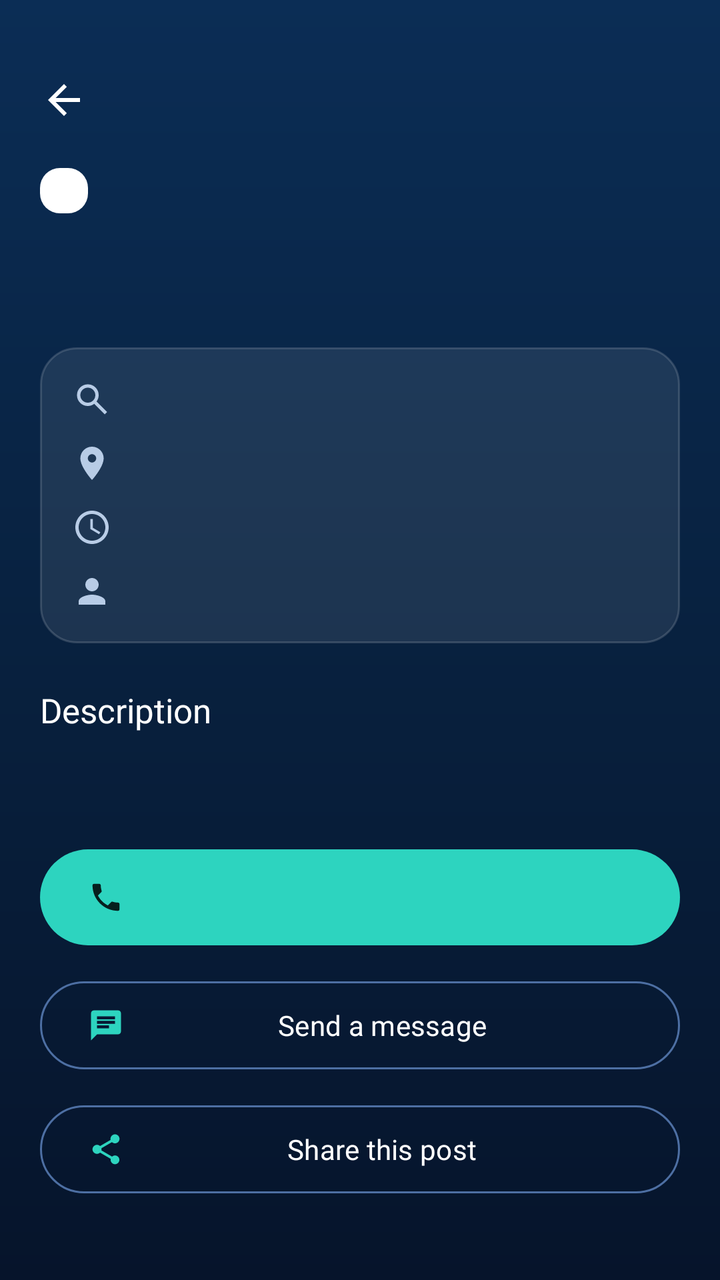
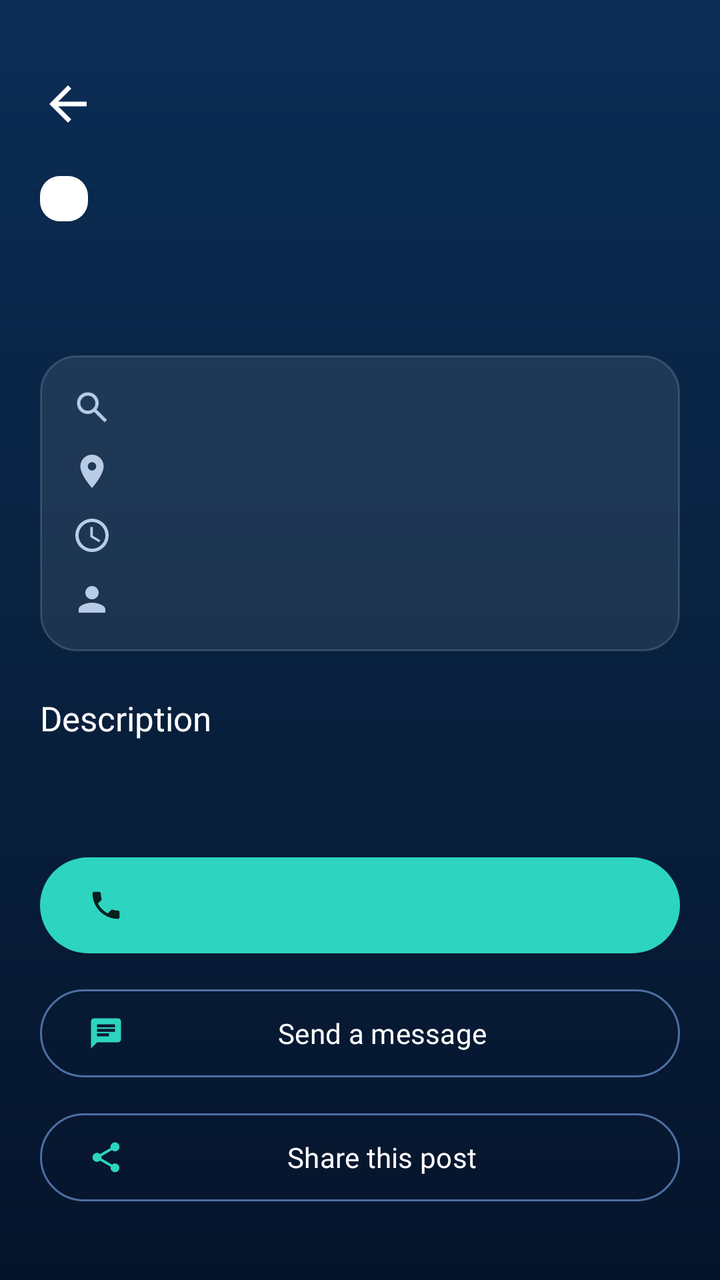

Compare the two renders of this Android layout. The source of the first and the diff that turns it into the second are given below.
<!-- AndroidManifest.xml: application theme Theme.CampusPulse -->
<!-- res/layout/activity_lost_found_detail.xml -->
<?xml version="1.0" encoding="utf-8"?>
<ScrollView xmlns:android="http://schemas.android.com/apk/res/android"
    xmlns:app="http://schemas.android.com/apk/res-auto"
    android:layout_width="match_parent"
    android:layout_height="match_parent"
    android:background="@drawable/bg_dashboard"
    android:fillViewport="true">

    <LinearLayout
        android:layout_width="match_parent"
        android:layout_height="wrap_content"
        android:orientation="vertical"
        android:paddingStart="10dp"
        android:paddingTop="28dp"
        android:paddingEnd="20dp"
        android:paddingBottom="32dp">

        <ImageView
            android:id="@+id/btnBack"
            android:layout_width="44dp"
            android:layout_height="44dp"
            android:background="?attr/selectableItemBackgroundBorderless"
            android:contentDescription="Back"
            android:padding="10dp"
            android:src="@drawable/ic_back" />

        <LinearLayout
            android:layout_width="match_parent"
            android:layout_height="wrap_content"
            android:layout_marginStart="10dp"
            android:layout_marginTop="12dp"
            android:orientation="vertical">

            <LinearLayout
                android:layout_width="wrap_content"
                android:layout_height="wrap_content"
                android:orientation="horizontal">

                <TextView
                    android:id="@+id/tvBadge"
                    android:layout_width="wrap_content"
                    android:layout_height="wrap_content"
                    android:background="@drawable/bg_badge"
                    android:fontFamily="@font/poppins_bold"
                    android:paddingStart="12dp"
                    android:paddingTop="4dp"
                    android:paddingEnd="12dp"
                    android:paddingBottom="4dp"
                    android:textSize="11sp" />

                <TextView
                    android:id="@+id/tvResolved"
                    android:layout_width="wrap_content"
                    android:layout_height="wrap_content"
                    android:layout_marginStart="8dp"
                    android:background="@drawable/bg_badge"
                    android:backgroundTint="#33FFFFFF"
                    android:fontFamily="@font/poppins_bold"
                    android:paddingStart="12dp"
                    android:paddingTop="4dp"
                    android:paddingEnd="12dp"
                    android:paddingBottom="4dp"
                    android:text="RESOLVED ✓"
                    android:textColor="#C3D2EA"
                    android:textSize="11sp"
                    android:visibility="gone" />
            </LinearLayout>

            <TextView
                android:id="@+id/tvTitle"
                android:layout_width="match_parent"
                android:layout_height="wrap_content"
                android:layout_marginTop="14dp"
                android:fontFamily="@font/poppins_bold"
                android:textColor="#FFFFFF"
                android:textSize="26sp" />

            <LinearLayout
                android:layout_width="match_parent"
                android:layout_height="wrap_content"
                android:layout_marginTop="18dp"
                android:background="@drawable/bg_notice_item"
                android:orientation="vertical"
                android:padding="16dp">

                <LinearLayout
                    android:layout_width="match_parent"
                    android:layout_height="wrap_content"
                    android:gravity="center_vertical"
                    android:orientation="horizontal">

                    <ImageView
                        android:layout_width="20dp"
                        android:layout_height="20dp"
                        android:importantForAccessibility="no"
                        android:src="@drawable/ic_lost_found"
                        app:tint="#B8CCE6" />

                    <TextView
                        android:id="@+id/tvCategory"
                        android:layout_width="0dp"
                        android:layout_height="wrap_content"
                        android:layout_marginStart="12dp"
                        android:layout_weight="1"
                        android:fontFamily="@font/poppins_regular"
                        android:textColor="#FFFFFF"
                        android:textSize="14sp" />
                </LinearLayout>

                <LinearLayout
                    android:layout_width="match_parent"
                    android:layout_height="wrap_content"
                    android:layout_marginTop="12dp"
                    android:gravity="center_vertical"
                    android:orientation="horizontal">

                    <ImageView
                        android:layout_width="20dp"
                        android:layout_height="20dp"
                        android:importantForAccessibility="no"
                        android:src="@drawable/ic_place" />

                    <TextView
                        android:id="@+id/tvLocation"
                        android:layout_width="0dp"
                        android:layout_height="wrap_content"
                        android:layout_marginStart="12dp"
                        android:layout_weight="1"
                        android:fontFamily="@font/poppins_regular"
                        android:textColor="#FFFFFF"
                        android:textSize="14sp" />
                </LinearLayout>

                <LinearLayout
                    android:layout_width="match_parent"
                    android:layout_height="wrap_content"
                    android:layout_marginTop="12dp"
                    android:gravity="center_vertical"
                    android:orientation="horizontal">

                    <ImageView
                        android:layout_width="20dp"
                        android:layout_height="20dp"
                        android:importantForAccessibility="no"
                        android:src="@drawable/ic_clock" />

                    <TextView
                        android:id="@+id/tvDate"
                        android:layout_width="0dp"
                        android:layout_height="wrap_content"
                        android:layout_marginStart="12dp"
                        android:layout_weight="1"
                        android:fontFamily="@font/poppins_regular"
                        android:textColor="#FFFFFF"
                        android:textSize="14sp" />
                </LinearLayout>

                <LinearLayout
                    android:layout_width="match_parent"
                    android:layout_height="wrap_content"
                    android:layout_marginTop="12dp"
                    android:gravity="center_vertical"
                    android:orientation="horizontal">

                    <ImageView
                        android:layout_width="20dp"
                        android:layout_height="20dp"
                        android:importantForAccessibility="no"
                        android:src="@drawable/ic_person" />

                    <TextView
                        android:id="@+id/tvPoster"
                        android:layout_width="0dp"
                        android:layout_height="wrap_content"
                        android:layout_marginStart="12dp"
                        android:layout_weight="1"
                        android:fontFamily="@font/poppins_regular"
                        android:textColor="#FFFFFF"
                        android:textSize="14sp" />
                </LinearLayout>
            </LinearLayout>

            <TextView
                android:layout_width="wrap_content"
                android:layout_height="wrap_content"
                android:layout_marginTop="22dp"
                android:fontFamily="@font/poppins_bold"
                android:text="Description"
                android:textColor="#FFFFFF"
                android:textSize="17sp" />

            <TextView
                android:id="@+id/tvDescription"
                android:layout_width="match_parent"
                android:layout_height="wrap_content"
                android:layout_marginTop="8dp"
                android:fontFamily="@font/poppins_regular"
                android:lineSpacingExtra="6dp"
                android:textColor="#E3ECFA"
                android:textIsSelectable="true"
                android:textSize="15sp" />

            <LinearLayout
                android:id="@+id/contactGroup"
                android:layout_width="match_parent"
                android:layout_height="wrap_content"
                android:layout_marginTop="26dp"
                android:orientation="vertical">

                <com.google.android.material.button.MaterialButton
                    android:id="@+id/btnCall"
                    android:layout_width="match_parent"
                    android:layout_height="56dp"
                    android:fontFamily="@font/poppins_bold"
                    android:textAllCaps="false"
                    android:textColor="#06201E"
                    android:textSize="16sp"
                    app:backgroundTint="#2DD4BF"
                    app:cornerRadius="28dp"
                    app:icon="@drawable/ic_phone"
                    app:iconTint="#06201E" />

                <com.google.android.material.button.MaterialButton
                    android:id="@+id/btnSms"
                    style="@style/Widget.Material3.Button.OutlinedButton"
                    android:layout_width="match_parent"
                    android:layout_height="52dp"
                    android:layout_marginTop="10dp"
                    android:fontFamily="@font/poppins_bold"
                    android:text="Send a message"
                    android:textAllCaps="false"
                    android:textColor="#FFFFFF"
                    app:cornerRadius="26dp"
                    app:icon="@drawable/ic_sms"
                    app:iconTint="#2DD4BF"
                    app:strokeColor="#4D6FA3" />
            </LinearLayout>

            <com.google.android.material.button.MaterialButton
                android:id="@+id/btnShare"
                style="@style/Widget.Material3.Button.OutlinedButton"
                android:layout_width="match_parent"
                android:layout_height="52dp"
                android:layout_marginTop="10dp"
                android:fontFamily="@font/poppins_bold"
                android:text="Share this post"
                android:textAllCaps="false"
                android:textColor="#FFFFFF"
                app:cornerRadius="26dp"
                app:icon="@drawable/ic_share"
                app:iconTint="#2DD4BF"
                app:strokeColor="#4D6FA3" />

            <com.google.android.material.button.MaterialButton
                android:id="@+id/btnResolve"
                android:layout_width="match_parent"
                android:layout_height="56dp"
                android:layout_marginTop="16dp"
                android:fontFamily="@font/poppins_bold"
                android:textAllCaps="false"
                android:textColor="#06201E"
                android:textSize="16sp"
                android:visibility="gone"
                app:backgroundTint="#34D399"
                app:cornerRadius="28dp"
                app:icon="@drawable/ic_check"
                app:iconTint="#06201E" />

            <com.google.android.material.button.MaterialButton
                android:id="@+id/btnDelete"
                style="@style/Widget.Material3.Button.OutlinedButton"
                android:layout_width="match_parent"
                android:layout_height="52dp"
                android:layout_marginTop="10dp"
                android:fontFamily="@font/poppins_bold"
                android:text="Delete this post"
                android:textAllCaps="false"
                android:textColor="#FF8A95"
                android:visibility="gone"
                app:cornerRadius="26dp"
                app:strokeColor="#80D44458" />
        </LinearLayout>
    </LinearLayout>
</ScrollView>
<!-- resources referenced by this layout -->
<resources>
  <!-- drawable bg_badge (drawable) -->
  <shape xmlns:android="http://schemas.android.com/apk/res/android">
      <solid android:color="#FFFFFF" />
      <corners android:radius="10dp" />
  </shape>
  <!-- drawable bg_dashboard (drawable) -->
  <shape xmlns:android="http://schemas.android.com/apk/res/android">
      <gradient android:startColor="#0B2D55" android:centerColor="#08213F"
          android:endColor="#06142B" android:angle="270" />
  </shape>
  <!-- drawable bg_notice_item (drawable) -->
  <shape xmlns:android="http://schemas.android.com/apk/res/android">
      <solid android:color="#16FFFFFF" />
      <stroke android:width="1dp" android:color="#26FFFFFF" />
      <corners android:radius="18dp" />
  </shape>
  <!-- drawable ic_back (drawable) -->
  <vector xmlns:android="http://schemas.android.com/apk/res/android"
      android:width="24dp" android:height="24dp"
      android:viewportWidth="24" android:viewportHeight="24">
      <path android:fillColor="#FFFFFF"
          android:pathData="M20,11H7.83l5.59,-5.59L12,4l-8,8 8,8 1.41,-1.41L7.83,13H20v-2z"/>
  </vector>
  <!-- drawable ic_check (drawable) -->
  <vector xmlns:android="http://schemas.android.com/apk/res/android"
      android:width="24dp" android:height="24dp"
      android:viewportWidth="24" android:viewportHeight="24">
      <path android:fillColor="#FFFFFF"
          android:pathData="M9,16.17L4.83,12l-1.42,1.41L9,19 21,7l-1.41,-1.41z"/>
  </vector>
  <!-- drawable ic_clock (drawable) -->
  <vector xmlns:android="http://schemas.android.com/apk/res/android"
      android:width="24dp" android:height="24dp"
      android:viewportWidth="24" android:viewportHeight="24">
      <path android:fillColor="#B8CCE6"
          android:pathData="M11.99,2C6.47,2 2,6.48 2,12s4.47,10 9.99,10C17.52,22 22,17.52 22,12S17.52,2 11.99,2zM12,20c-4.42,0 -8,-3.58 -8,-8s3.58,-8 8,-8 8,3.58 8,8 -3.58,8 -8,8zM12.5,7H11v6l5.25,3.15 0.75,-1.23 -4.5,-2.67z"/>
  </vector>
  <!-- drawable ic_person (drawable) -->
  <vector xmlns:android="http://schemas.android.com/apk/res/android"
      android:width="24dp" android:height="24dp"
      android:viewportWidth="24" android:viewportHeight="24">
      <path android:fillColor="#B8CCE6"
          android:pathData="M12,12c2.21,0 4,-1.79 4,-4s-1.79,-4 -4,-4 -4,1.79 -4,4 1.79,4 4,4zM12,14c-2.67,0 -8,1.34 -8,4v2h16v-2c0,-2.66 -5.33,-4 -8,-4z"/>
  </vector>
  <!-- drawable ic_phone (drawable) -->
  <vector xmlns:android="http://schemas.android.com/apk/res/android"
      android:width="24dp" android:height="24dp"
      android:viewportWidth="24" android:viewportHeight="24">
      <path android:fillColor="#FFFFFF"
          android:pathData="M6.62,10.79c1.44,2.83 3.76,5.14 6.59,6.59l2.2,-2.2c0.27,-0.27 0.67,-0.36 1.02,-0.24 1.12,0.37 2.33,0.57 3.57,0.57 0.55,0 1,0.45 1,1V20c0,0.55 -0.45,1 -1,1 -9.39,0 -17,-7.61 -17,-17 0,-0.55 0.45,-1 1,-1h3.5c0.55,0 1,0.45 1,1 0,1.25 0.2,2.45 0.57,3.57 0.11,0.35 0.03,0.74 -0.25,1.02l-2.2,2.21z"/>
  </vector>
  <!-- drawable ic_place (drawable) -->
  <vector xmlns:android="http://schemas.android.com/apk/res/android"
      android:width="24dp" android:height="24dp"
      android:viewportWidth="24" android:viewportHeight="24">
      <path android:fillColor="#B8CCE6"
          android:pathData="M12,2C8.13,2 5,5.13 5,9c0,5.25 7,13 7,13s7,-7.75 7,-13c0,-3.87 -3.13,-7 -7,-7zM12,11.5c-1.38,0 -2.5,-1.12 -2.5,-2.5s1.12,-2.5 2.5,-2.5 2.5,1.12 2.5,2.5 -1.12,2.5 -2.5,2.5z"/>
  </vector>
  <!-- drawable ic_sms (drawable) -->
  <vector xmlns:android="http://schemas.android.com/apk/res/android"
      android:width="24dp" android:height="24dp"
      android:viewportWidth="24" android:viewportHeight="24">
      <path android:fillColor="#FFFFFF"
          android:pathData="M20,2H4c-1.1,0 -1.99,0.9 -1.99,2L2,22l4,-4h14c1.1,0 2,-0.9 2,-2V4c0,-1.1 -0.9,-2 -2,-2zM6,9h12v2H6V9zM14,14H6v-2h8v2zM18,8H6V6h12v2z"/>
  </vector>
  <style name="Theme.CampusPulse" parent="Theme.Material3.DayNight.NoActionBar" />
  <!-- unchanged entries left out for length: 2 -->
</resources>

<!-- the commit's change to res/layout/activity_lost_found_detail.xml (unified diff, before → after) -->
@@ -17,8 +17,8 @@
 
         <ImageView
             android:id="@+id/btnBack"
-            android:layout_width="44dp"
-            android:layout_height="44dp"
+            android:layout_width="48dp"
+            android:layout_height="48dp"
             android:background="?attr/selectableItemBackgroundBorderless"
             android:contentDescription="Back"
             android:padding="10dp"
